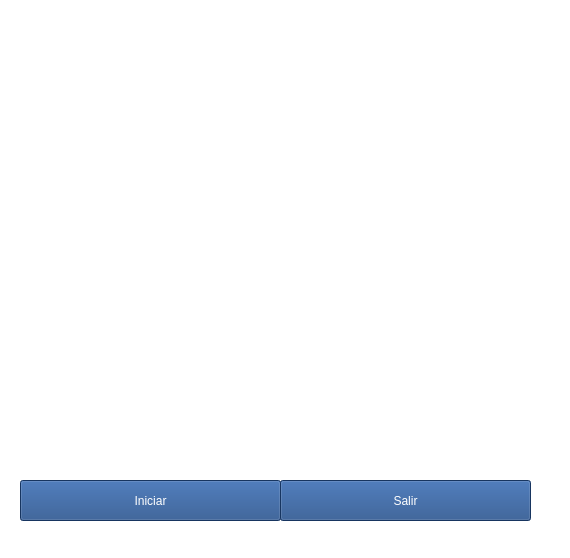
First picture: the form in mainwindow.ui, repository Julian-guillermo-zapata-rugeles/pacman-c-plus-plus, before the edit.
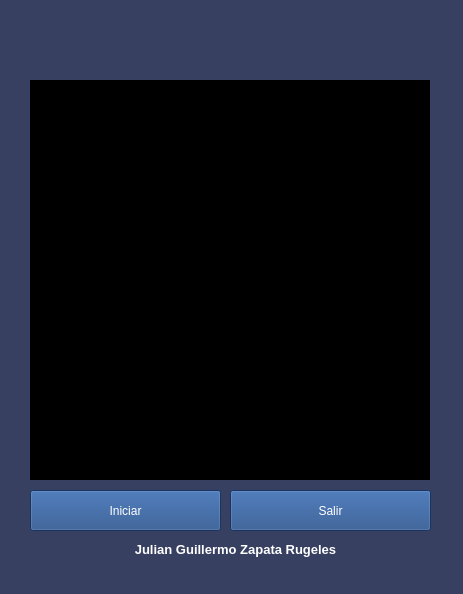
Second picture: the form after the edit. Icons and pictures are not drawn.

Commit message: interfaz y algunas funcionalidades  básicas funcionando (1 versión vacía)

The edit to the form file:
```diff
--- a/mainwindow.ui
+++ b/mainwindow.ui
@@ -6,16 +6,15 @@
    <rect>
     <x>0</x>
     <y>0</y>
-    <width>570</width>
-    <height>558</height>
+    <width>463</width>
+    <height>594</height>
    </rect>
   </property>
   <property name="windowTitle">
    <string>Pacman</string>
   </property>
   <property name="styleSheet">
-   <string notr="true">
-background-color: rgb(255, 255, 255);</string>
+   <string notr="true">background-color: rgb(56, 64, 98);</string>
   </property>
   <widget class="QWidget" name="centralwidget">
    <widget class="QGraphicsView" name="visorGrafico">
@@ -23,19 +22,19 @@
      <rect>
       <x>30</x>
       <y>80</y>
-      <width>500</width>
+      <width>400</width>
       <height>400</height>
      </rect>
     </property>
     <property name="styleSheet">
-     <string notr="true">background-color: rgb(255, 255, 255);
+     <string notr="true">background-color: rgb(0, 0, 0);
 border-radius:0px;</string>
     </property>
    </widget>
    <widget class="QLabel" name="titulo">
     <property name="geometry">
      <rect>
-      <x>110</x>
+      <x>60</x>
       <y>10</y>
       <width>341</width>
       <height>61</height>
@@ -51,9 +50,9 @@
    <widget class="QPushButton" name="btn_iniciar">
     <property name="geometry">
      <rect>
-      <x>20</x>
-      <y>480</y>
-      <width>261</width>
+      <x>30</x>
+      <y>490</y>
+      <width>191</width>
       <height>41</height>
      </rect>
     </property>
@@ -68,21 +67,33 @@
    <widget class="QPushButton" name="btn_salir">
     <property name="geometry">
      <rect>
-      <x>280</x>
-      <y>480</y>
-      <width>251</width>
+      <x>230</x>
+      <y>490</y>
+      <width>201</width>
       <height>41</height>
      </rect>
     </property>
     <property name="styleSheet">
-     <string notr="true">background-color: rgb(32, 74, 135);
-
-color:white;</string>
+     <string notr="true">color:white;
+background-color: rgb(32, 74, 135);</string>
     </property>
     <property name="text">
      <string>Salir</string>
     </property>
    </widget>
+   <widget class="QLabel" name="label">
+    <property name="geometry">
+     <rect>
+      <x>40</x>
+      <y>540</y>
+      <width>391</width>
+      <height>20</height>
+     </rect>
+    </property>
+    <property name="text">
+     <string>&lt;html&gt;&lt;head/&gt;&lt;body&gt;&lt;p align=&quot;center&quot;&gt;&lt;span style=&quot; font-size:10pt; font-weight:600; color:#ffffff;&quot;&gt;Julian Guillermo Zapata Rugeles&lt;/span&gt;&lt;/p&gt;&lt;/body&gt;&lt;/html&gt;</string>
+    </property>
+   </widget>
    <zorder>titulo</zorder>
    <zorder>visorGrafico</zorder>
    <zorder>btn_iniciar</zorder>
```
Left out of the diff: 3 changed lines with no effect on the pictures. The commit also changes 5 other files.
